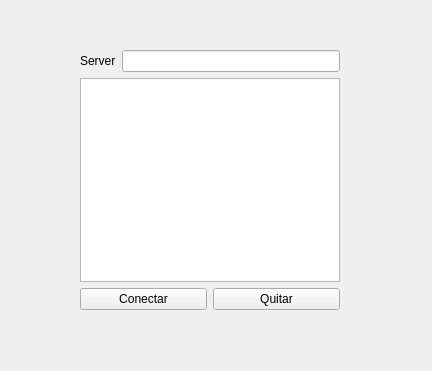
First picture: the form in Client/widget.ui, repository roy343/Tarea-1-Datos-II, before the edit.
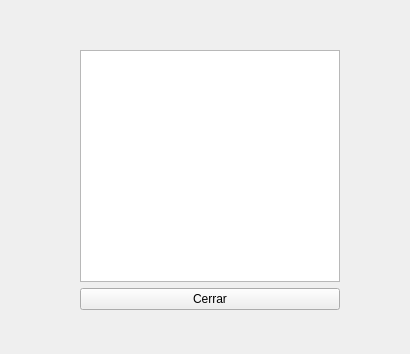
Second picture: the form after the edit.

Diff of the .ui file:
```diff
--- a/Client/widget.ui
+++ b/Client/widget.ui
@@ -6,14 +6,14 @@
    <rect>
     <x>0</x>
     <y>0</y>
-    <width>432</width>
-    <height>371</height>
+    <width>410</width>
+    <height>354</height>
    </rect>
   </property>
   <property name="windowTitle">
    <string>Widget</string>
   </property>
-  <widget class="QWidget" name="">
+  <widget class="QWidget" name="layoutWidget">
    <property name="geometry">
     <rect>
      <x>80</x>
@@ -24,41 +24,23 @@
    </property>
    <layout class="QVBoxLayout" name="verticalLayout_2">
     <item>
-     <layout class="QVBoxLayout" name="verticalLayout">
+     <layout class="QHBoxLayout" name="horizontalLayout_2">
       <item>
-       <layout class="QHBoxLayout" name="horizontalLayout">
+       <layout class="QVBoxLayout" name="verticalLayout">
         <item>
-         <widget class="QLabel" name="label">
+         <layout class="QHBoxLayout" name="horizontalLayout"/>
+        </item>
+        <item>
+         <widget class="QListWidget" name="listWidget"/>
+        </item>
+        <item>
+         <widget class="QPushButton" name="quitar">
           <property name="text">
-           <string>Server</string>
+           <string>Cerrar</string>
           </property>
          </widget>
         </item>
-        <item>
-         <widget class="QLineEdit" name="servidor"/>
-        </item>
        </layout>
-      </item>
-      <item>
-       <widget class="QListWidget" name="listWidget"/>
-      </item>
-     </layout>
-    </item>
-    <item>
-     <layout class="QHBoxLayout" name="horizontalLayout_2">
-      <item>
-       <widget class="QPushButton" name="conectar">
-        <property name="text">
-         <string>Conectar</string>
-        </property>
-       </widget>
-      </item>
-      <item>
-       <widget class="QPushButton" name="quitar">
-        <property name="text">
-         <string>Quitar</string>
-        </property>
-       </widget>
       </item>
      </layout>
     </item>
```
